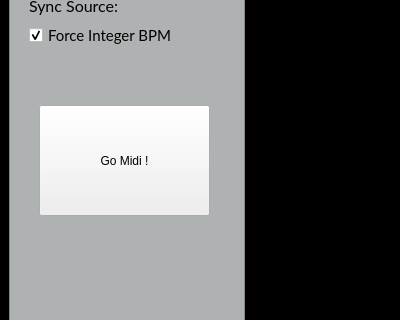
Above: superboucle/gui_ui.ui from Vampouille/superboucle before the change; both pictures show x 0 to 400 and y 453 to 773 of the 400 by 917 pixel window. Below: the same form after it.
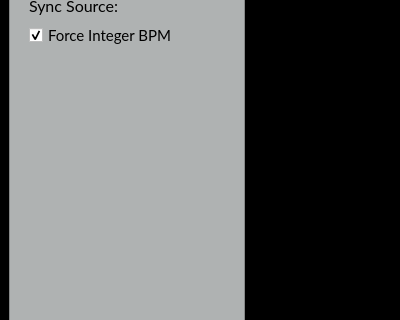
That is the form after the change. Icons and pictures are not drawn. Custom widgets are drawn as their Qt base class.

Commit message: feat: add possibility to add midi clip

What changed in the file:
```diff
--- a/superboucle/gui_ui.ui
+++ b/superboucle/gui_ui.ui
@@ -597,19 +597,6 @@
            <bool>false</bool>
           </property>
          </widget>
-         <widget class="QPushButton" name="go_midi">
-          <property name="geometry">
-           <rect>
-            <x>30</x>
-            <y>440</y>
-            <width>171</width>
-            <height>111</height>
-           </rect>
-          </property>
-          <property name="text">
-           <string>Go Midi !</string>
-          </property>
-         </widget>
         </widget>
        </widget>
       </item>
```
The commit also changes 9 other files.
